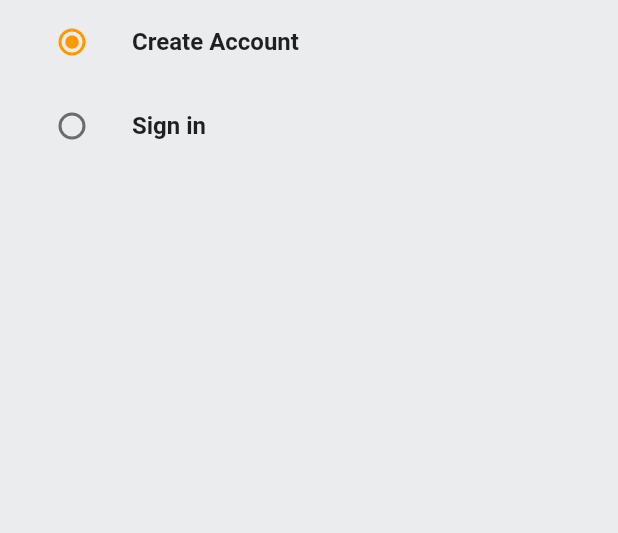
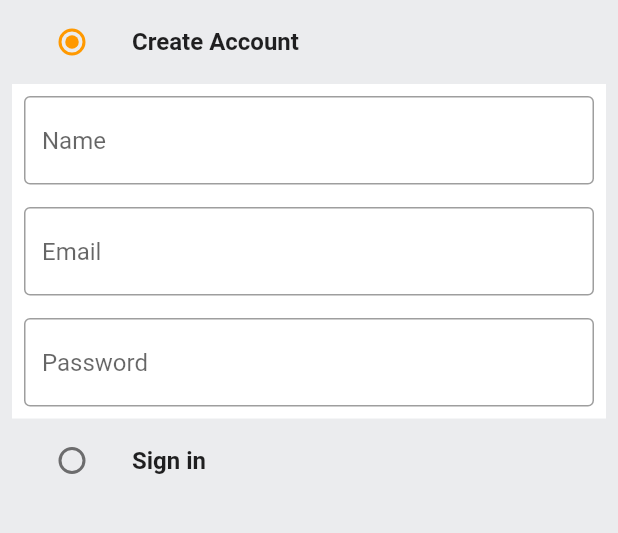
Before and after one commit to owusuvictorjnr/Fluuter-Ecomm, a Flutter app: the screen it shows after launch, on a phone screen of 412 x 824 dp, the part 51-584 px from its top. Run offline on Flutter 3.47's test engine with Material 2 defaults, Android fonts, the phone set to English and light mode, and no system bars.

```diff
--- a/lib/features/auth/screens/auth_screen.dart
+++ b/lib/features/auth/screens/auth_screen.dart
@@ -1,3 +1,4 @@
+import 'package:ecomm/common/widget/custom_textfield.dart';
 import 'package:flutter/material.dart';
 
 import '../../../constants/global_variables.dart';
@@ -20,6 +21,18 @@ class _AuthScreenState extends State<AuthScreen> {
   Auth _auth = Auth.signup;
   final _signUpFormKey = GlobalKey<FormState>();
   final _signInFormKey = GlobalKey<FormState>();
+
+  final TextEditingController _emailController = TextEditingController();
+  final TextEditingController _passwordController = TextEditingController();
+  final TextEditingController _nameController = TextEditingController();
+
+  @override
+  void dispose() {
+    super.dispose();
+    _emailController.dispose();
+    _passwordController.dispose();
+    _nameController.dispose();
+  }
 
   @override
   Widget build(BuildContext context) {
@@ -56,10 +69,41 @@ class _AuthScreenState extends State<AuthScreen> {
               ),
 
               if (_auth == Auth.signup)
-                Form(
-                  key: _signUpFormKey,
-                  child: const Column(
+                Container(
+                  padding: const EdgeInsets.all(8),
+                  color: GlobalVariables.backgroundColor,
+                  child: Form(
+                    key: _signUpFormKey,
+                    child: Column(
+                      children: [
+                        // Name
+                        CustomTextField(
+                          controller: _nameController,
+                          hintText: 'Name',
+                          hintTetxt: 'Name',
+                        ),
+                        const SizedBox(
+                          height: 15,
+                        ),
 
+                        // Email
+                        CustomTextField(
+                          controller: _emailController,
+                          hintText: 'Email',
+                          hintTetxt: 'Email',
+                        ),
+
+                        const SizedBox(
+                          height: 15,
+                        ),
+                        // Password
+                        CustomTextField(
+                          controller: _emailController,
+                          hintText: 'Password',
+                          hintTetxt: 'Password',
+                        ),
+                      ],
+                    ),
                   ),
                 ),
 
```
